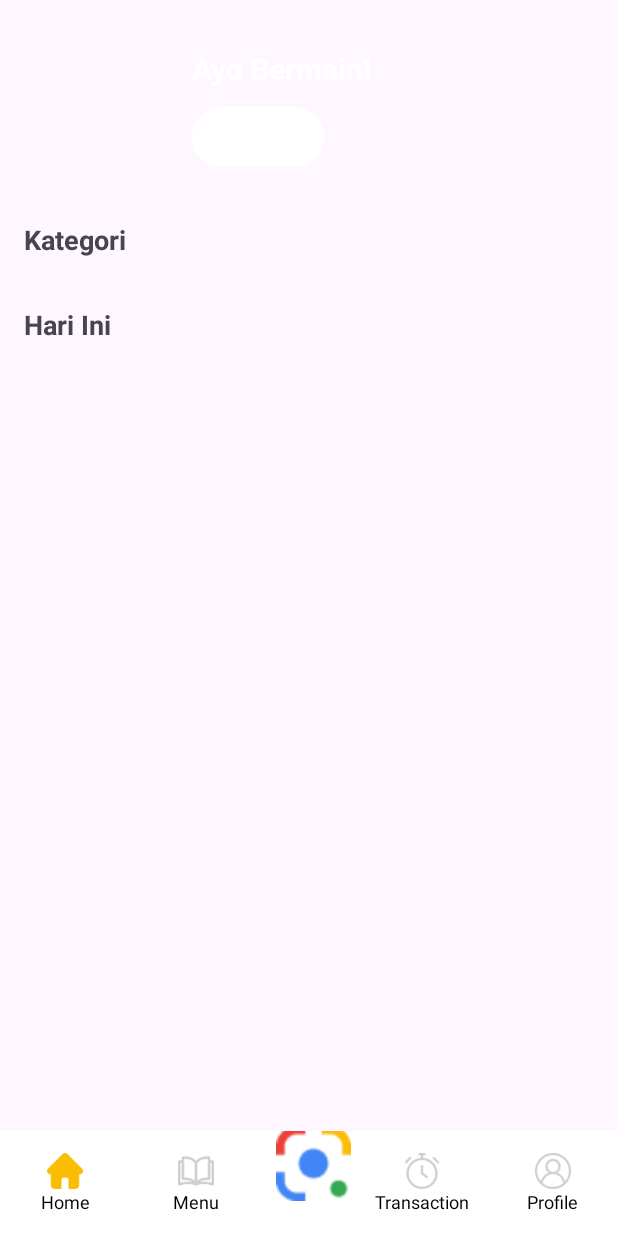
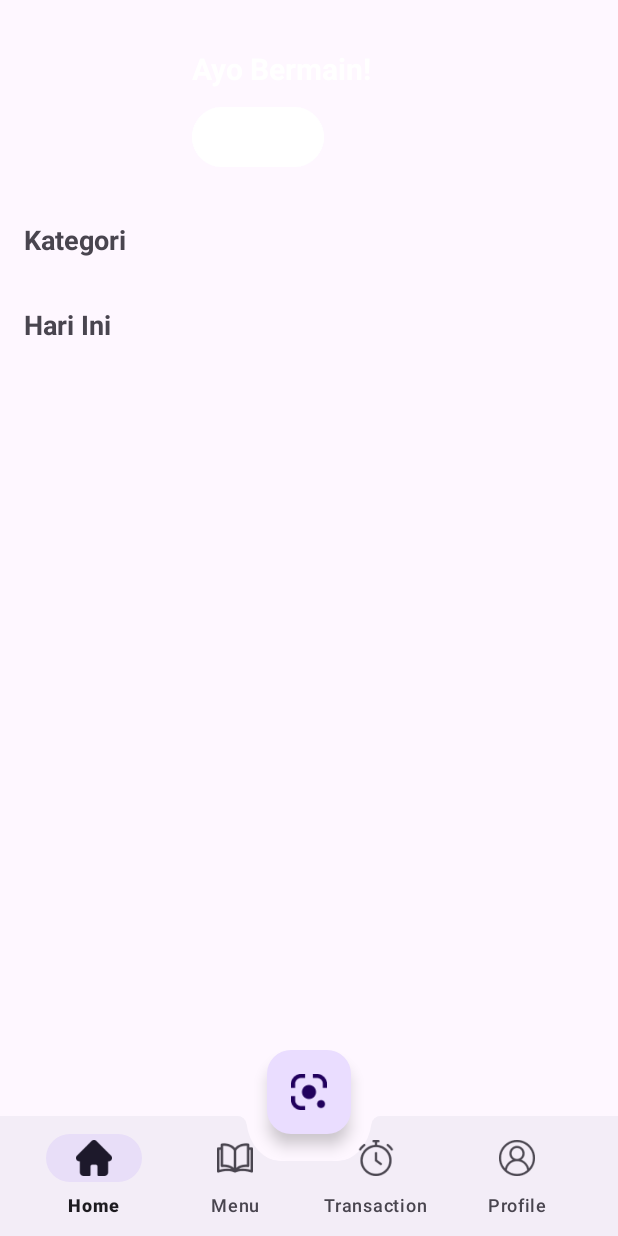
Before and after one commit to hanip-honored/KidsEducation, an Android app: the screen it shows after launch (HomeActivity), on a phone screen of 412 x 824 dp. Run offline under Robolectric (Android 15) with nearby library versions, the phone set to English and light mode, and no system bars; our stand-ins replace Firebase (no records; nobody signed in at launch, a user with empty details on screens opened directly); 1 statement that could not run was skipped.

Commit message:
update home activity_home.xml

```diff
--- a/app/src/main/res/layout/activity_home.xml
+++ b/app/src/main/res/layout/activity_home.xml
@@ -1,5 +1,5 @@
 <?xml version="1.0" encoding="utf-8"?>
-<androidx.constraintlayout.widget.ConstraintLayout xmlns:android="http://schemas.android.com/apk/res/android"
+<androidx.coordinatorlayout.widget.CoordinatorLayout xmlns:android="http://schemas.android.com/apk/res/android"
     xmlns:app="http://schemas.android.com/apk/res-auto"
     xmlns:tools="http://schemas.android.com/tools"
     android:layout_width="match_parent"
@@ -11,148 +11,36 @@
         android:id="@+id/fragmentContainerView"
         android:name="com.example.kidseducation.HomeFragment"
         android:layout_width="match_parent"
-        android:layout_height="0dp"
-        app:layout_constraintTop_toTopOf="parent"
-        app:layout_constraintBottom_toTopOf="@id/bottomNavigation"
-        app:layout_constraintStart_toStartOf="parent"
-        app:layout_constraintEnd_toEndOf="parent" />
+        android:layout_height="match_parent"
+        app:layout_behavior="@string/appbar_scrolling_view_behavior" />
 
-    <!-- Bottom Navigation Bar -->
-    <androidx.constraintlayout.widget.ConstraintLayout
-        android:id="@+id/bottomNavigation"
+    <com.google.android.material.bottomappbar.BottomAppBar
+        android:id="@+id/bottmAppBar"
         android:layout_width="match_parent"
-        android:layout_height="70dp"
-        android:background="#FFFFFF"
-        app:layout_constraintBottom_toBottomOf="parent"
-        app:layout_constraintStart_toStartOf="parent"
-        app:layout_constraintEnd_toEndOf="parent">
+        android:layout_height="wrap_content"
+        app:fabAlignmentMode="center"
+        app:fabAnchorMode="cradle"
+        app:fabCradleMargin="14dp"
+        app:fabCradleVerticalOffset="16dp"
+        app:fabCradleRoundedCornerRadius="6dp"
+        android:layout_gravity="bottom">
 
-        <!-- Home Button -->
-        <LinearLayout
-            android:id="@+id/homeButton"
-            android:layout_width="0dp"
-            android:layout_height="match_parent"
-            android:orientation="vertical"
-            android:gravity="center"
-            app:layout_constraintStart_toStartOf="parent"
-            app:layout_constraintEnd_toStartOf="@id/menuButton"
-            app:layout_constraintTop_toTopOf="parent"
-            app:layout_constraintBottom_toBottomOf="parent">
+        <com.google.android.material.bottomnavigation.BottomNavigationView
+            android:id="@+id/bottomNavigation"
+            android:layout_width="match_parent"
+            android:layout_marginEnd="12dp"
+            android:background="@android:color/transparent"
+            android:elevation="0dp"
+            app:menu="@menu/bottom_nav_menu"
+            app:labelVisibilityMode="labeled"
+            android:layout_height="wrap_content"/>
 
-            <ImageView
-                android:layout_width="24dp"
-                android:layout_height="24dp"
-                android:src="@drawable/home"
-                android:contentDescription="Home Icon" />
+    </com.google.android.material.bottomappbar.BottomAppBar>
 
-            <TextView
-                android:id="@+id/home"
-                android:layout_width="wrap_content"
-                android:layout_height="wrap_content"
-                android:text="Home"
-                android:textColor="#000000"
-                android:textSize="12sp" />
-        </LinearLayout>
+    <com.google.android.material.floatingactionbutton.FloatingActionButton
+        android:layout_width="wrap_content"
+        android:layout_height="wrap_content"
+        app:layout_anchor="@id/bottmAppBar"
+        android:src="@drawable/scan"/>
 
-        <!-- Menu Button -->
-        <LinearLayout
-            android:id="@+id/menuButton"
-            android:layout_width="0dp"
-            android:layout_height="match_parent"
-            android:orientation="vertical"
-            android:gravity="center"
-            app:layout_constraintStart_toEndOf="@id/homeButton"
-            app:layout_constraintEnd_toStartOf="@id/centerButton"
-            app:layout_constraintTop_toTopOf="parent"
-            app:layout_constraintBottom_toBottomOf="parent">
-
-            <ImageView
-                android:layout_width="24dp"
-                android:layout_height="24dp"
-                android:src="@drawable/book"
-                android:contentDescription="Menu Icon" />
-
-            <TextView
-                android:layout_width="wrap_content"
-                android:layout_height="wrap_content"
-                android:text="Menu"
-                android:textColor="#000000"
-                android:textSize="12sp" />
-        </LinearLayout>
-
-        <!-- Center Floating Button -->
-        <FrameLayout
-            android:id="@+id/centerButton"
-            android:layout_width="64dp"
-            android:layout_height="64dp"
-            android:layout_marginBottom="10dp"
-            app:layout_constraintBottom_toBottomOf="parent"
-            app:layout_constraintStart_toEndOf="@id/menuButton"
-            app:layout_constraintEnd_toStartOf="@id/transactionButton"
-            android:elevation="12dp"
-            android:layout_gravity="center">
-
-            <ImageView
-                android:layout_width="50dp"
-                android:layout_height="50dp"
-                android:layout_marginStart="10dp"
-                android:contentDescription="Center Icon"
-                android:scaleType="fitCenter"
-                android:src="@drawable/scan" />
-        </FrameLayout>
-
-        <!-- Transaction Button -->
-        <LinearLayout
-            android:id="@+id/transactionButton"
-            android:layout_width="0dp"
-            android:layout_height="match_parent"
-            android:orientation="vertical"
-            android:gravity="center"
-            app:layout_constraintStart_toEndOf="@id/centerButton"
-            app:layout_constraintEnd_toStartOf="@id/profileButton"
-            app:layout_constraintTop_toTopOf="parent"
-            app:layout_constraintBottom_toBottomOf="parent">
-
-            <ImageView
-                android:layout_width="24dp"
-                android:layout_height="24dp"
-                android:src="@drawable/timer"
-                android:contentDescription="Transaction Icon" />
-
-            <TextView
-                android:layout_width="wrap_content"
-                android:layout_height="wrap_content"
-                android:text="Transaction"
-                android:textColor="#000000"
-                android:textSize="12sp" />
-        </LinearLayout>
-
-        <!-- Profile Button -->
-        <LinearLayout
-            android:id="@+id/profileButton"
-            android:layout_width="0dp"
-            android:layout_height="match_parent"
-            android:orientation="vertical"
-            android:gravity="center"
-            app:layout_constraintStart_toEndOf="@id/transactionButton"
-            app:layout_constraintEnd_toEndOf="parent"
-            app:layout_constraintTop_toTopOf="parent"
-            app:layout_constraintBottom_toBottomOf="parent">
-
-            <ImageView
-                android:layout_width="24dp"
-                android:layout_height="24dp"
-                android:src="@drawable/user"
-                android:contentDescription="Profile Icon" />
-
-            <TextView
-                android:layout_width="wrap_content"
-                android:layout_height="wrap_content"
-                android:text="Profile"
-                android:textColor="#000000"
-                android:textSize="12sp" />
-        </LinearLayout>
-
-    </androidx.constraintlayout.widget.ConstraintLayout>
-
-</androidx.constraintlayout.widget.ConstraintLayout>
+</androidx.coordinatorlayout.widget.CoordinatorLayout>
--- /dev/null
+++ b/app/src/main/res/menu/bottom_nav_menu.xml
@@ -0,0 +1,26 @@
+<?xml version="1.0" encoding="utf-8"?>
+<menu xmlns:android="http://schemas.android.com/apk/res/android">
+    <!-- Home -->
+    <item
+        android:id="@+id/item_1"
+        android:icon="@drawable/home"
+        android:title="Home" />
+
+    <!-- Menu -->
+    <item
+        android:id="@+id/item_2"
+        android:icon="@drawable/book"
+        android:title="Menu" />
+
+    <!-- Transactions -->
+    <item
+        android:id="@+id/item_3"
+        android:icon="@drawable/timer"
+        android:title="Transaction" />
+
+    <!-- Profile -->
+    <item
+        android:id="@+id/item_4"
+        android:icon="@drawable/user"
+        android:title="Profile" />
+</menu>
```
